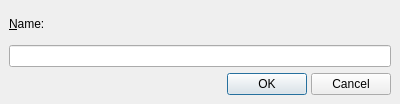
Before: the Qt Designer form src/qtractorClipForm.ui in rncbc/qtractor, drawn with Qt 5.
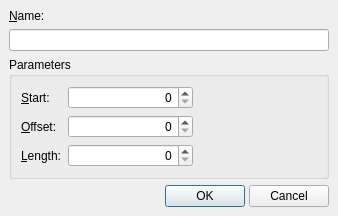
After: the same form once the commit is applied. Icons and pictures are not drawn.

Commit message: - Early clip editing is taking shape (clip start, offset and length parameters).

Patch:
```diff
--- a/src/qtractorClipForm.ui
+++ b/src/qtractorClipForm.ui
@@ -25,8 +25,8 @@
    <rect>
     <x>0</x>
     <y>0</y>
-    <width>400</width>
-    <height>104</height>
+    <width>338</width>
+    <height>204</height>
    </rect>
   </property>
   <property name="focusPolicy" >
@@ -68,6 +68,139 @@
      </property>
     </widget>
    </item>
+   <item>
+    <widget class="QGroupBox" name="ParamGroupBox" >
+     <property name="title" >
+      <string>Parameters</string>
+     </property>
+     <layout class="QGridLayout" >
+      <property name="margin" >
+       <number>9</number>
+      </property>
+      <property name="spacing" >
+       <number>6</number>
+      </property>
+      <item row="1" column="2" >
+       <spacer>
+        <property name="orientation" >
+         <enum>Qt::Horizontal</enum>
+        </property>
+        <property name="sizeType" >
+         <enum>QSizePolicy::Expanding</enum>
+        </property>
+        <property name="sizeHint" >
+         <size>
+          <width>121</width>
+          <height>20</height>
+         </size>
+        </property>
+       </spacer>
+      </item>
+      <item row="0" column="0" >
+       <widget class="QLabel" name="ClipStartTextLLabel" >
+        <property name="text" >
+         <string>&amp;Start:</string>
+        </property>
+        <property name="buddy" >
+         <cstring>ClipStartSpinBox</cstring>
+        </property>
+       </widget>
+      </item>
+      <item row="2" column="0" >
+       <widget class="QLabel" name="ClipLengthTextLLabel" >
+        <property name="text" >
+         <string>&amp;Length:</string>
+        </property>
+        <property name="buddy" >
+         <cstring>ClipLengthSpinBox</cstring>
+        </property>
+       </widget>
+      </item>
+      <item row="1" column="0" >
+       <widget class="QLabel" name="ClipOffsetTextLLabel" >
+        <property name="text" >
+         <string>&amp;Offset:</string>
+        </property>
+        <property name="buddy" >
+         <cstring>ClipOffsetSpinBox</cstring>
+        </property>
+       </widget>
+      </item>
+      <item row="2" column="1" >
+       <widget class="QSpinBox" name="ClipLengthSpinBox" >
+        <property name="sizePolicy" >
+         <sizepolicy>
+          <hsizetype>7</hsizetype>
+          <vsizetype>0</vsizetype>
+          <horstretch>0</horstretch>
+          <verstretch>0</verstretch>
+         </sizepolicy>
+        </property>
+        <property name="alignment" >
+         <set>Qt::AlignRight</set>
+        </property>
+        <property name="maximum" >
+         <number>999999999</number>
+        </property>
+        <property name="minimum" >
+         <number>0</number>
+        </property>
+        <property name="value" >
+         <number>0</number>
+        </property>
+       </widget>
+      </item>
+      <item row="1" column="1" >
+       <widget class="QSpinBox" name="ClipOffsetSpinBox" >
+        <property name="sizePolicy" >
+         <sizepolicy>
+          <hsizetype>7</hsizetype>
+          <vsizetype>0</vsizetype>
+          <horstretch>0</horstretch>
+          <verstretch>0</verstretch>
+         </sizepolicy>
+        </property>
+        <property name="alignment" >
+         <set>Qt::AlignRight</set>
+        </property>
+        <property name="maximum" >
+         <number>999999999</number>
+        </property>
+        <property name="minimum" >
+         <number>0</number>
+        </property>
+        <property name="value" >
+         <number>0</number>
+        </property>
+       </widget>
+      </item>
+      <item row="0" column="1" >
+       <widget class="QSpinBox" name="ClipStartSpinBox" >
+        <property name="sizePolicy" >
+         <sizepolicy>
+          <hsizetype>7</hsizetype>
+          <vsizetype>0</vsizetype>
+          <horstretch>0</horstretch>
+          <verstretch>0</verstretch>
+         </sizepolicy>
+        </property>
+        <property name="alignment" >
+         <set>Qt::AlignRight</set>
+        </property>
+        <property name="maximum" >
+         <number>999999999</number>
+        </property>
+        <property name="minimum" >
+         <number>0</number>
+        </property>
+        <property name="value" >
+         <number>0</number>
+        </property>
+       </widget>
+      </item>
+     </layout>
+    </widget>
+   </item>
    <item>
     <layout class="QHBoxLayout" >
      <property name="margin" >
```
Left out of the diff: 3 changed lines with no effect on the pictures. The commit also changes 4 other files.
